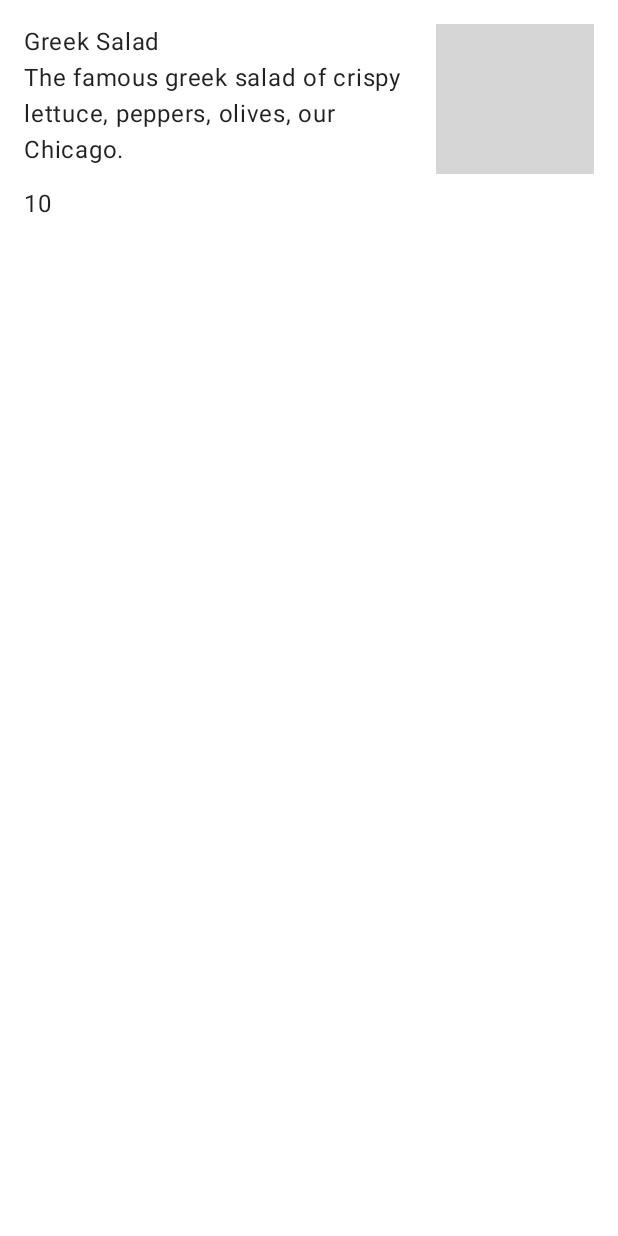
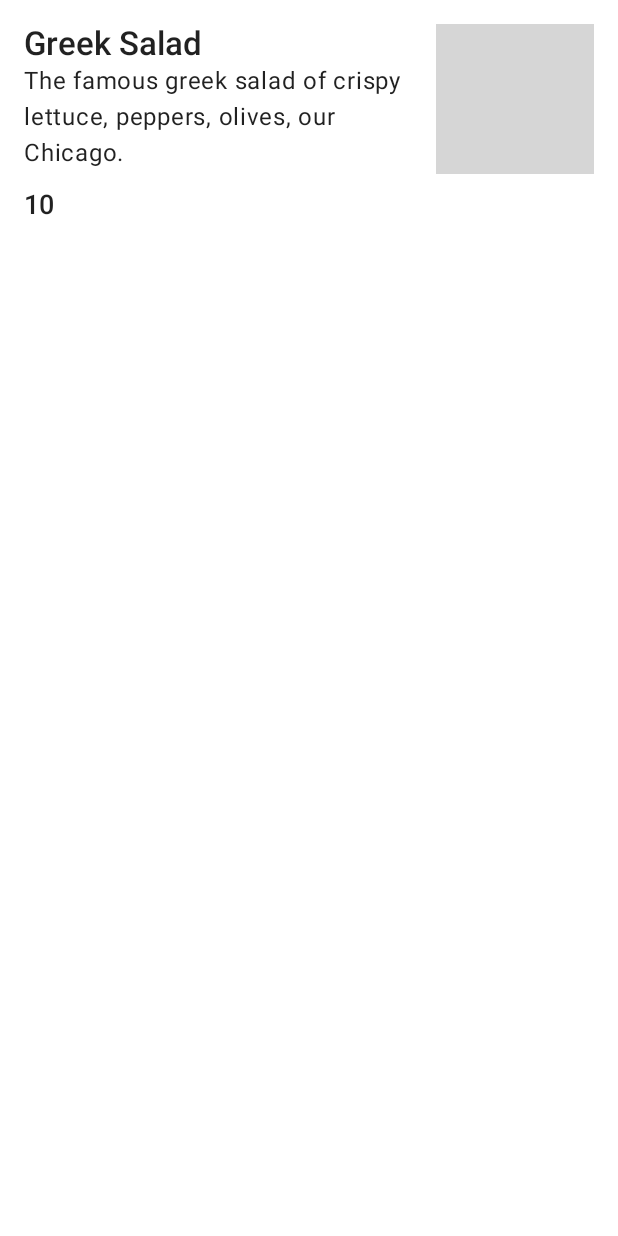
Before and after one commit to msaveleva/fantastic-octo-guide, an Android app built with Jetpack Compose: the @Preview function MenuItemPreview, on a phone screen of 412 x 824 dp. Run offline under Robolectric (Android 15) with nearby library versions, the phone set to English and light mode, and no system bars; pictures from the network do not load; grey boxes are pictures that could not be loaded.

Commit message:
UI updates, code cleanup

```diff
--- a/app/src/main/java/com/example/littlelemonmkiii/MainActivity.kt
+++ b/app/src/main/java/com/example/littlelemonmkiii/MainActivity.kt
@@ -50,16 +50,12 @@ class MainActivity : AppCompatActivity() {
             if (database.menuDao().isEmpty()) {
                 saveMenuToDatabase(getMenu())
 
-                println("Saved!")
                 val saved = database.menuDao().getAll()
-                println("Saved items: ")
-                println(saved.value)
             }
         }
 
         setContent {
             val databaseMenuItems by database.menuDao().getAll().observeAsState(emptyList())
-            println("Updated data: $databaseMenuItems")
 
             val navController = rememberNavController()
             val skipOnboarding = storageUtil.shouldSkipOnboarding()
@@ -77,8 +73,6 @@ class MainActivity : AppCompatActivity() {
 
     private fun saveMenuToDatabase(menuItemsNetwork: List<MenuItemNetwork>) {
         val menuItemsRoom = menuItemsNetwork.map { it.toMenuItemRoom() }
-        println("Menu items room")
-        println(menuItemsRoom)
         database.menuDao().insertAll(*menuItemsRoom.toTypedArray())
     }
 }
--- a/app/src/main/java/com/example/littlelemonmkiii/screens/HomeScreen.kt
+++ b/app/src/main/java/com/example/littlelemonmkiii/screens/HomeScreen.kt
@@ -17,6 +17,7 @@ import androidx.compose.foundation.layout.width
 import androidx.compose.foundation.lazy.LazyColumn
 import androidx.compose.foundation.lazy.items
 import androidx.compose.foundation.rememberScrollState
+import androidx.compose.foundation.shape.RoundedCornerShape
 import androidx.compose.material.MaterialTheme
 import androidx.compose.material.OutlinedTextField
 import androidx.compose.material.Text
@@ -32,10 +33,12 @@ import androidx.compose.runtime.remember
 import androidx.compose.runtime.setValue
 import androidx.compose.ui.Alignment
 import androidx.compose.ui.Modifier
+import androidx.compose.ui.draw.clip
 import androidx.compose.ui.graphics.Color
 import androidx.compose.ui.layout.ContentScale
 import androidx.compose.ui.res.painterResource
 import androidx.compose.ui.text.TextStyle
+import androidx.compose.ui.text.font.FontWeight
 import androidx.compose.ui.tooling.preview.Preview
 import androidx.compose.ui.unit.dp
 import androidx.compose.ui.unit.sp
@@ -82,22 +85,15 @@ fun Home(menuItems: List<MenuItem>) {
             filteredMenuItems.value = menuItems.filter {
                 it.title.lowercase().contains(searchText.lowercase())
             }
-
-            println("Filtered menu items: ${filteredMenuItems.value}")
         }
 
         // Filtering category.
         if (selectedCategory.value.isNotEmpty()) {
             // Filtering through filtered to consider the results of search text filtering done before.
             filteredMenuItems.value = filteredMenuItems.value.filter {
-                println("Selected category: ${selectedCategory.value}")
-                println("Current item's category: ${it.category}")
                 it.category == selectedCategory.value
             }
         }
-
-        println("Category selected: ${selectedCategory.value}")
-        println("Filtered items: ${filteredMenuItems.value}")
     }
 
     // MenuItems section
@@ -237,10 +233,22 @@ fun MenuItem(title: String, description: String, price: String, imageUrl: String
             .fillMaxWidth()
     ) {
         Column(modifier = Modifier.weight(2f)) {
-            Text(text = title)
+            Text(
+                text = title,
+                style = TextStyle(
+                    fontSize = 22.sp,
+                    fontWeight = FontWeight.SemiBold
+                )
+            )
             Text(text = description)
             Spacer(modifier = Modifier.height(12.dp))
-            Text(text = price)
+            Text(
+                text = price,
+                style = TextStyle(
+                    fontSize = 18.sp,
+                    fontWeight = FontWeight.Medium
+                )
+            )
         }
 
         Spacer(modifier = Modifier.width(12.dp))
@@ -262,10 +270,10 @@ fun MenuItem(title: String, description: String, price: String, imageUrl: String
             model = imageUrl,
             contentDescription = "Dish photo: $title",
             modifier = Modifier
-                .background(Color(0xFFF4CE14))
                 .weight(0.8f)
                 .fillMaxWidth()
-                .sizeIn(minHeight = 100.dp, maxHeight = 100.dp),
+                .sizeIn(minHeight = 100.dp, maxHeight = 100.dp)
+                .clip(RoundedCornerShape(15)),
             contentScale = ContentScale.Crop
         )
     }
```
